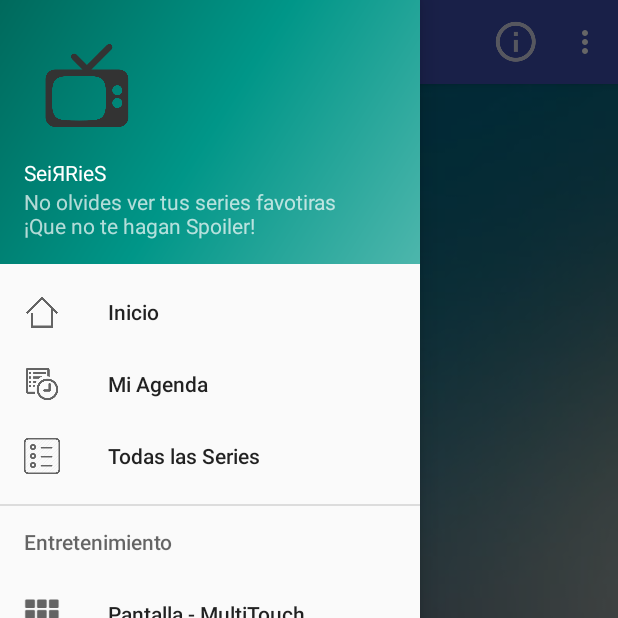
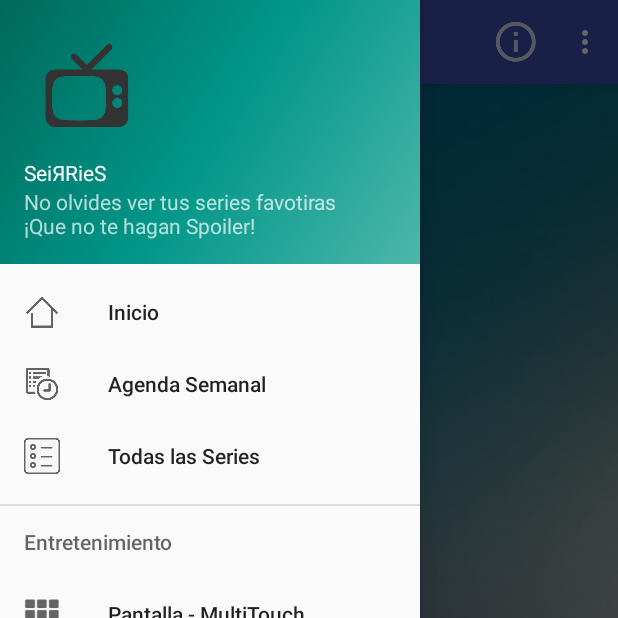
Before and after one commit to vLorente/SeirieS, an Android app: the screen it shows after launch once a user with an empty profile is signed in (MainActivity), with the side drawer open, on a phone screen of 412 x 824 dp, the top half of it. Run offline under Robolectric (Android 15) with nearby library versions, the phone set to English and light mode, and no system bars; our stand-ins replace Firebase (no records; nobody signed in at launch, a user with empty details on screens opened directly); libraries missing offline, so code that uses them is left out: com.facebook, com.facebook.login; 1 statement that could not run was skipped.

Commit message:
Mejora a Agenda de series, solo se listarán aquellas que se encuentren en emisión.

```diff
--- a/app/src/main/java/android/ucam/edu/seiries/MiAgenda.java
+++ b/app/src/main/java/android/ucam/edu/seiries/MiAgenda.java
@@ -74,9 +74,7 @@ public class MiAgenda extends AppCompatActivity {
             @Override
             public void onChildAdded(DataSnapshot dataSnapshot, String s) {
 
-                Log.e(TAG, "Se añade una serie al array");
-                //datos.add(dataSnapshot.getValue(SerieBean.class));
-                //adapter.notifyDataSetChanged();
+                if(dataSnapshot.getValue(SerieBean.class).getEstadoSerie() == 0){
                     switch (dataSnapshot.getValue(SerieBean.class).getDia_salida()){
                         case 0:
                             lunes.add(dataSnapshot.getValue(SerieBean.class));
@@ -102,6 +100,8 @@ public class MiAgenda extends AppCompatActivity {
                         default:
                             break;
                     }
+                }
+
 
             }
 
--- a/app/src/main/res/values/strings.xml
+++ b/app/src/main/res/values/strings.xml
@@ -4,7 +4,7 @@
     <string name="navigation_drawer_open">Open navigation drawer</string>
     <string name="navigation_drawer_close">Close navigation drawer</string>
 
-    <string name="agenda">Mi Agenda</string>
+    <string name="agenda">Agenda Semanal</string>
     <string name="series">Todas las Series</string>
     <string name="action_settings">Configuración</string>
     <string name="home">Inicio</string>
```
Lines whose indentation alone changed are shown as unchanged.
